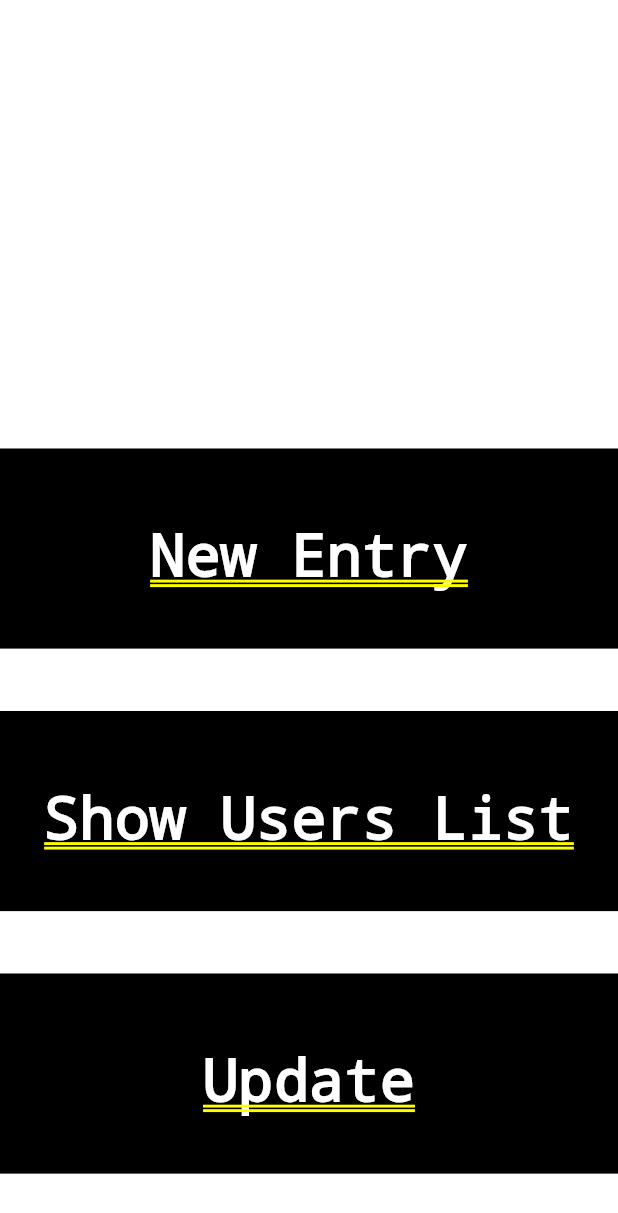
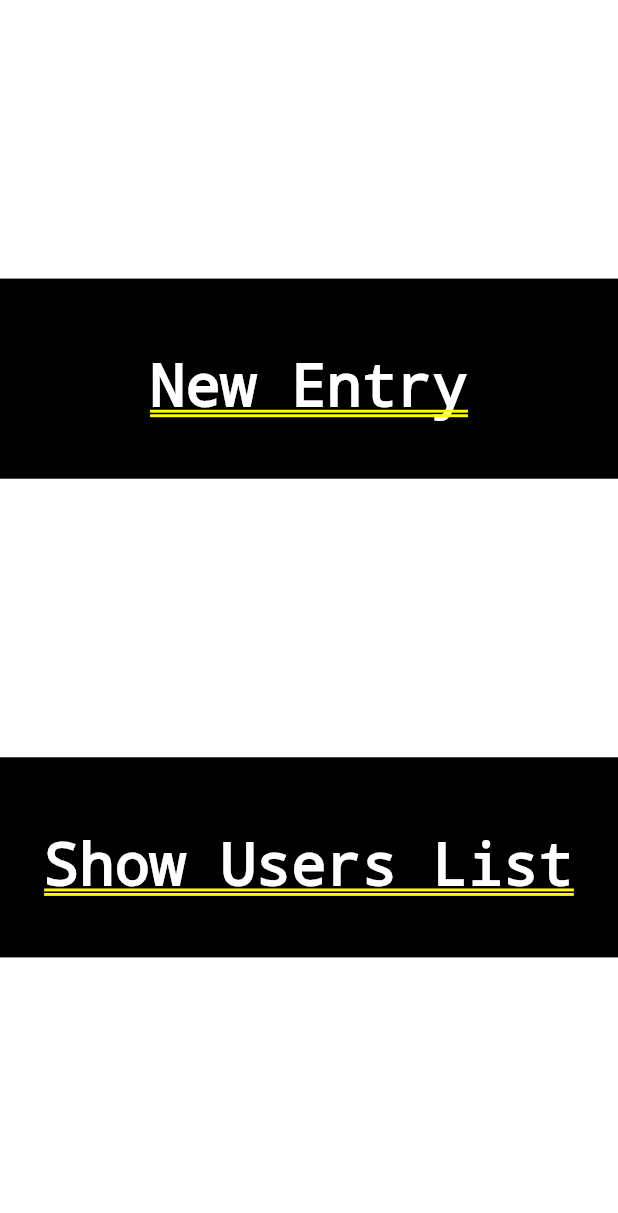
Before and after one commit to sakshipore/dbms_project, a Flutter app: the screen it shows after launch, after a tap on "Users", on a phone screen of 412 x 824 dp. Shown: the top 1213 px of the screen. Run offline on Flutter 3.47's test engine with Material 2 defaults, Android fonts, the phone set to English and light mode, and no system bars; our stand-ins replace flutter_screenutil; missing offline and left inert: mongo_dart; statements that could not run were skipped.

Commit message:
display done

```diff
--- a/lib/view/display_user_screen.dart
+++ b/lib/view/display_user_screen.dart
@@ -17,7 +17,7 @@ class _DisplayUserScreenState extends State<DisplayUserScreen> {
     return Column(
       mainAxisAlignment: MainAxisAlignment.spaceEvenly,
       children: [
-        SizedBox(height: 220.h),
+        // SizedBox(height: 220.h),
         GestureDetector(
           onTap: () {
             Navigator.push(
@@ -44,7 +44,6 @@ class _DisplayUserScreenState extends State<DisplayUserScreen> {
             text: 'Show Users List',
           ),
         ),
-        TextBox(text: "Update",),
       ],
     );
   }
```
